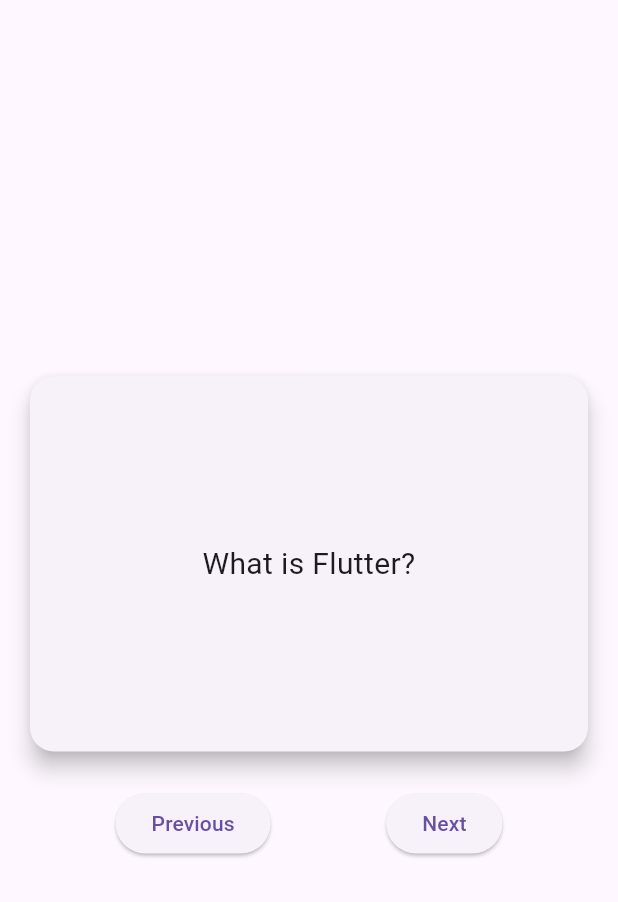
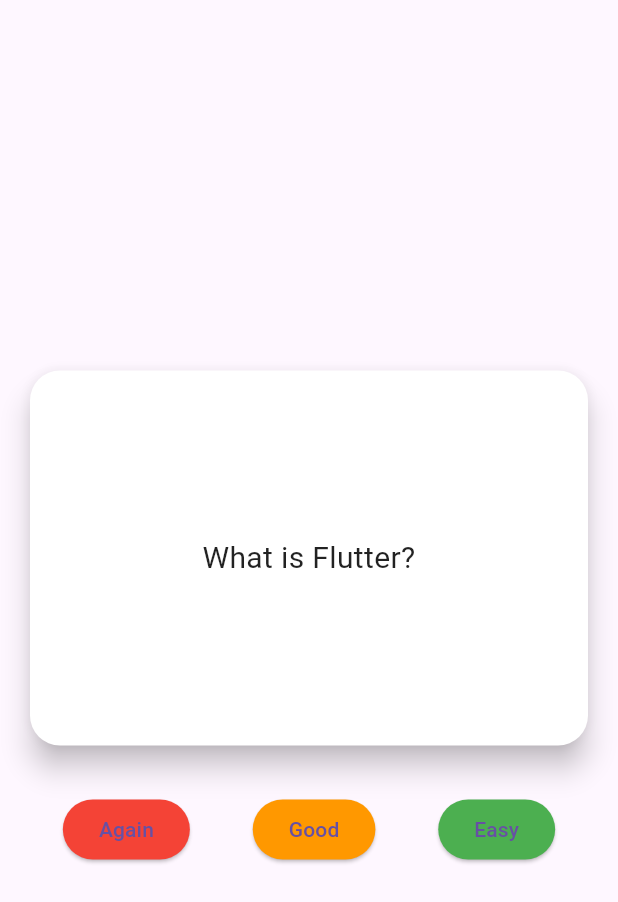
Before and after one commit to scwilson26/neuroforge_app, a Flutter app: the FlashcardViewer widget shown alone on an empty page, opened directly, on a phone screen of 412 x 824 dp. Shown: the top 902 px of the screen. Run offline on Flutter 3.47's test engine with Material 3 defaults, Android fonts, the phone set to English and light mode, and no system bars; our stand-ins replace file_picker, flutter_markdown.

Commit message:
again, good, easy buttons to flashcard UI

```diff
--- a/lib/flashcard_viewer.dart
+++ b/lib/flashcard_viewer.dart
@@ -21,11 +21,9 @@
     });
   }
 
-  void _previousCard() {
-    setState(() {
-      _currentIndex = (_currentIndex - 1 + widget.flashcards.length) % widget.flashcards.length;
-      _showAnswer = false;
-    });
+  void _handleFeedback(String rating) {
+    print('User chose: $rating'); // Future: hook into SRS logic here
+    _nextCard();
   }
 
   @override
@@ -42,9 +40,10 @@
             });
           },
           child: Card(
-            elevation: 6,
+            color: Colors.white,
+            elevation: 8,
             margin: const EdgeInsets.symmetric(horizontal: 20),
-            shape: RoundedRectangleBorder(borderRadius: BorderRadius.circular(16)),
+            shape: RoundedRectangleBorder(borderRadius: BorderRadius.circular(20)),
             child: Container(
               padding: const EdgeInsets.all(24),
               height: 250,
@@ -54,19 +53,32 @@
                 child: Text(
                   _showAnswer ? flashcard.answer : flashcard.question,
                   key: ValueKey(_showAnswer),
-                  style: const TextStyle(fontSize: 20),
+                  style: const TextStyle(fontSize: 20, color: Colors.black87),
                   textAlign: TextAlign.center,
                 ),
               ),
             ),
           ),
         ),
-        const SizedBox(height: 24),
+        const SizedBox(height: 32),
         Row(
           mainAxisAlignment: MainAxisAlignment.spaceEvenly,
           children: [
-            ElevatedButton(onPressed: _previousCard, child: const Text('Previous')),
-            ElevatedButton(onPressed: _nextCard, child: const Text('Next')),
+            ElevatedButton(
+              style: ElevatedButton.styleFrom(backgroundColor: Colors.red),
+              onPressed: () => _handleFeedback('Again'),
+              child: const Text('Again'),
+            ),
+            ElevatedButton(
+              style: ElevatedButton.styleFrom(backgroundColor: Colors.orange),
+              onPressed: () => _handleFeedback('Good'),
+              child: const Text('Good'),
+            ),
+            ElevatedButton(
+              style: ElevatedButton.styleFrom(backgroundColor: Colors.green),
+              onPressed: () => _handleFeedback('Easy'),
+              child: const Text('Easy'),
+            ),
           ],
         ),
       ],
```
Also changed, not shown: lib/outline_viewer.dart (added, +24 -0 lines).
